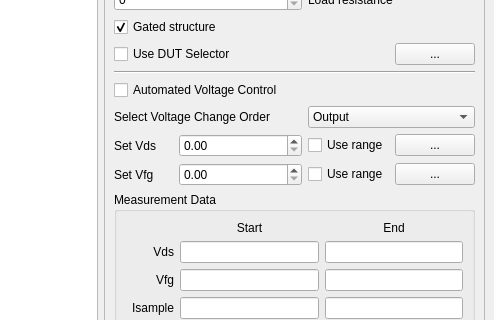
The window that LegacyNoiseMeasurementSetup/UI_NoiseMeasurement_v2.ui (zigorrom/LegacyNoiseMeasurementSetup) describes before a commit, drawn with Qt 5; both pictures show x 546 to 1040 and y 287 to 607 of the 1040 by 963 pixel window.
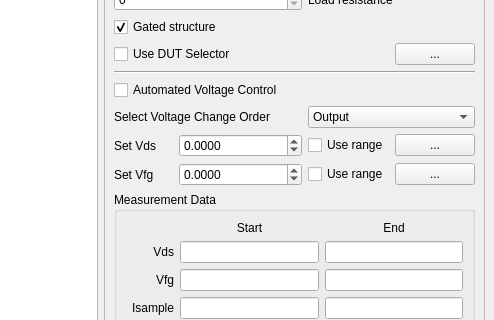
The same window after the commit. Custom widgets are drawn as their Qt base class.

The edit to the form file:
```diff
--- a/LegacyNoiseMeasurementSetup/UI_NoiseMeasurement_v2.ui
+++ b/LegacyNoiseMeasurementSetup/UI_NoiseMeasurement_v2.ui
@@ -293,7 +293,17 @@
         </widget>
        </item>
        <item row="23" column="2" colspan="2">
-        <widget class="QDoubleSpinBox" name="ui_front_gate_voltage"/>
+        <widget class="QDoubleSpinBox" name="ui_front_gate_voltage">
+         <property name="decimals">
+          <number>4</number>
+         </property>
+         <property name="minimum">
+          <double>-99.000000000000000</double>
+         </property>
+         <property name="maximum">
+          <double>99.000000000000000</double>
+         </property>
+        </widget>
        </item>
        <item row="23" column="4">
         <widget class="QCheckBox" name="ui_use_set_vfg_range">
@@ -317,7 +327,17 @@
         </widget>
        </item>
        <item row="18" column="2" colspan="2">
-        <widget class="QDoubleSpinBox" name="ui_drain_source_voltage"/>
+        <widget class="QDoubleSpinBox" name="ui_drain_source_voltage">
+         <property name="decimals">
+          <number>4</number>
+         </property>
+         <property name="minimum">
+          <double>-99.000000000000000</double>
+         </property>
+         <property name="maximum">
+          <double>99.000000000000000</double>
+         </property>
+        </widget>
        </item>
        <item row="16" column="1" colspan="5">
         <widget class="QCheckBox" name="ui_use_automated_voltage_control">
```
